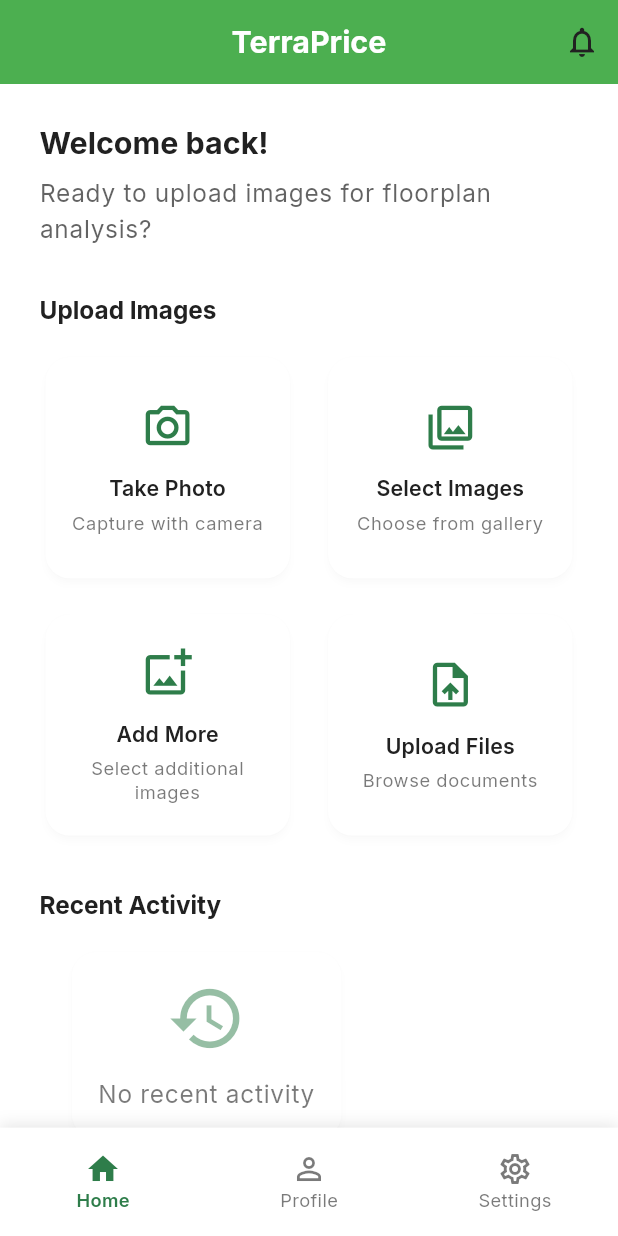
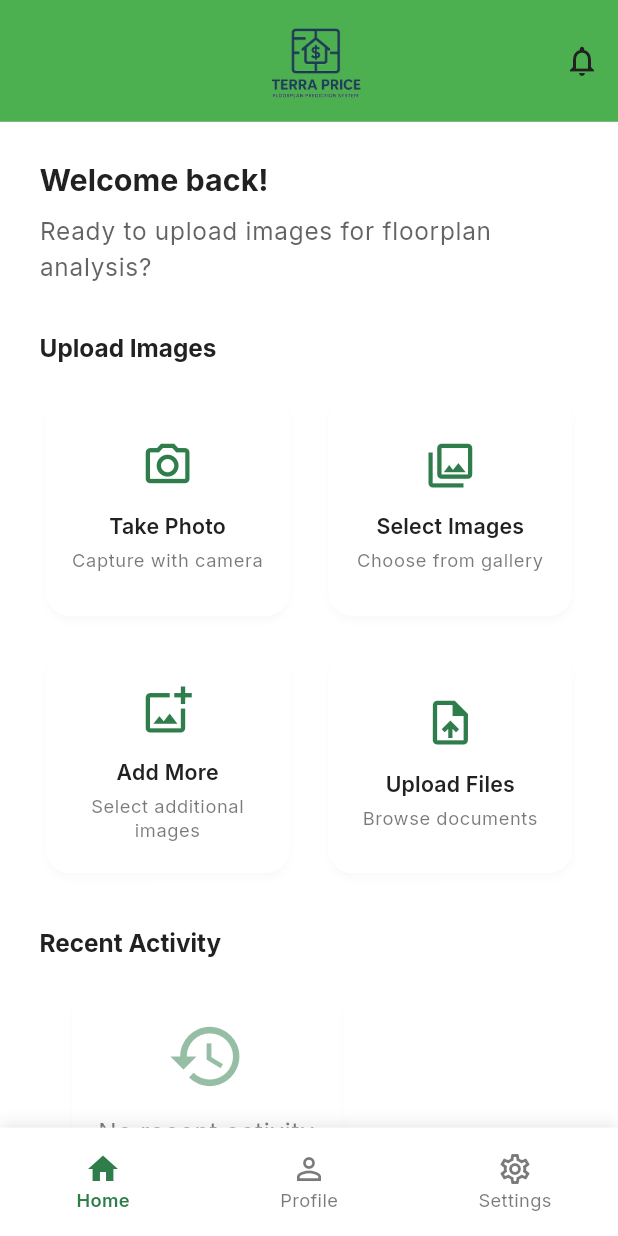
Before and after one commit to centmarde/terra-price-mobile, a Flutter app: the screen it shows once a user with an empty profile is signed in, on a phone screen of 412 x 824 dp. Run offline on Flutter 3.47's test engine with Material 3 defaults, Android fonts, the phone set to English and light mode, and no system bars; our stand-ins replace flutter_screenutil, go_router, google_fonts, image_picker, shared_preferences, supabase_flutter; accounts and stored records are empty.

Commit message:
added the logo on home page

```diff
--- a/lib/screens/home/widgets/home_page.dart
+++ b/lib/screens/home/widgets/home_page.dart
@@ -25,9 +25,27 @@ class _HomePageState extends State<HomePage> {
   Widget build(BuildContext context) {
     return Scaffold(
       appBar: AppBar(
-        title: Text(
-          'TerraPrice',
-          style: TextStyle(fontSize: 20.sp, fontWeight: FontWeight.bold),
+        toolbarHeight: 80.h, // Add custom height to AppBar
+        title: Row(
+          mainAxisAlignment:
+              MainAxisAlignment.center, // Center the row contents
+          children: [
+            Container(
+              width: 70.w,
+              height: 70.h,
+              padding: EdgeInsets.only(top: 4.h), // Add padding top to logo
+              margin: EdgeInsets.only(left: 60.w), // Add margin right to logo
+              child: ClipRRect(
+                child: Image.asset(
+                  'lib/assets/logo.png',
+                  width: 70.w,
+                  height: 70.h,
+                  fit: BoxFit.contain,
+                ),
+              ),
+            ),
+            SizedBox(width: 8.w),
+          ],
         ),
         elevation: 0,
         backgroundColor: Colors.green,
```
Also changed, not shown: lib/assets/home.png (added).
